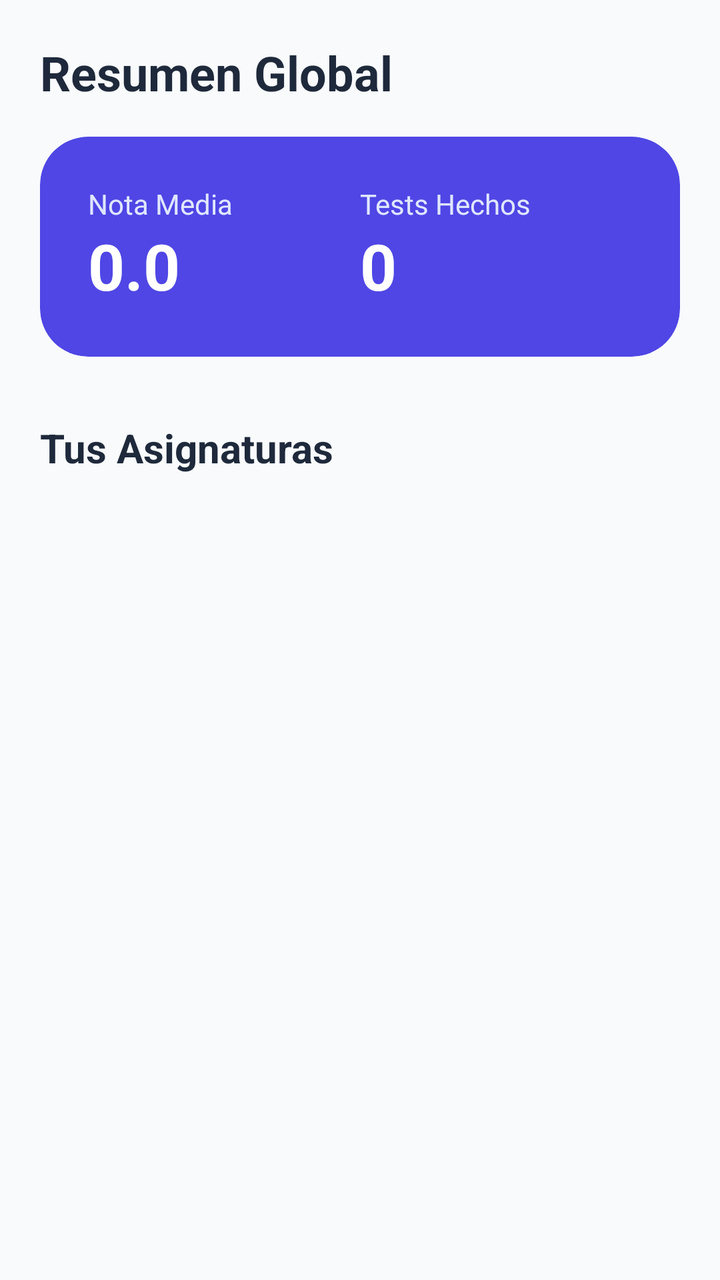
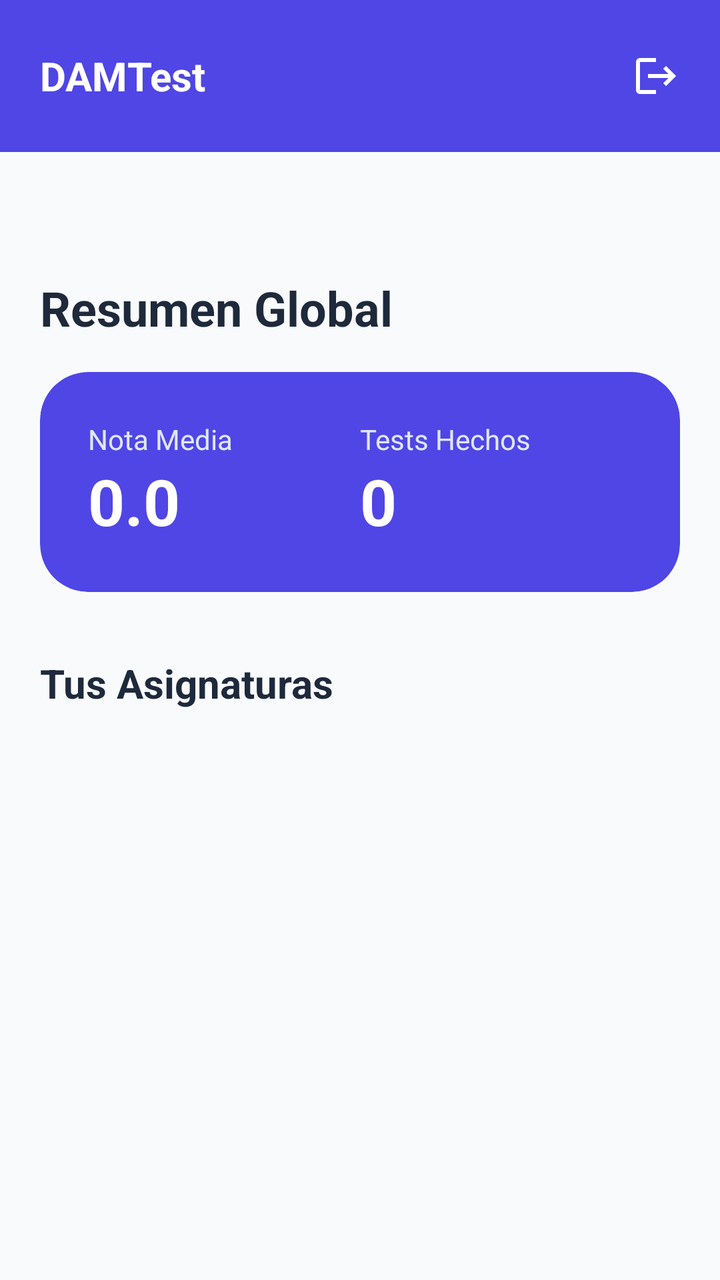

Screens rendered from an Android XML layout before and after an edit, with the pre-edit source and the edit as a unified diff.
<!-- AndroidManifest.xml: activity theme Theme.DamTests -->
<!-- res/layout/activity_main.xml -->
<?xml version="1.0" encoding="utf-8"?>
<androidx.coordinatorlayout.widget.CoordinatorLayout xmlns:android="http://schemas.android.com/apk/res/android"
    xmlns:app="http://schemas.android.com/apk/res-auto"
    android:layout_width="match_parent"
    android:layout_height="match_parent">

    <androidx.core.widget.NestedScrollView
        android:layout_width="match_parent"
        android:layout_height="match_parent">

        <LinearLayout
            android:layout_width="match_parent"
            android:layout_height="wrap_content"
            android:orientation="vertical"
            android:padding="20dp">

            <TextView
                android:layout_width="wrap_content"
                android:layout_height="wrap_content"
                android:text="Resumen Global"
                android:textSize="24sp"
                android:textStyle="bold"
                android:textColor="#1E293B"
                android:layout_marginBottom="16dp"/>

            <com.google.android.material.card.MaterialCardView
                android:layout_width="match_parent"
                android:layout_height="wrap_content"
                app:cardCornerRadius="24dp"
                app:cardElevation="0dp"
                app:cardBackgroundColor="#4F46E5"
                android:layout_marginBottom="32dp">

                <LinearLayout
                    android:layout_width="match_parent"
                    android:layout_height="wrap_content"
                    android:orientation="horizontal"
                    android:padding="24dp"
                    android:weightSum="2">

                    <LinearLayout
                        android:layout_width="0dp"
                        android:layout_height="wrap_content"
                        android:layout_weight="1"
                        android:orientation="vertical">
                        <TextView
                            android:layout_width="wrap_content"
                            android:layout_height="wrap_content"
                            android:text="Nota Media"
                            android:textColor="#E0E7FF"
                            android:textSize="14sp" />
                        <TextView
                            android:id="@+id/tvAvgScore"
                            android:layout_width="wrap_content"
                            android:layout_height="wrap_content"
                            android:text="0.0"
                            android:textColor="#FFFFFF"
                            android:textSize="32sp"
                            android:textStyle="bold" />
                    </LinearLayout>

                    <LinearLayout
                        android:layout_width="0dp"
                        android:layout_height="wrap_content"
                        android:layout_weight="1"
                        android:orientation="vertical">
                        <TextView
                            android:layout_width="wrap_content"
                            android:layout_height="wrap_content"
                            android:text="Tests Hechos"
                            android:textColor="#E0E7FF"
                            android:textSize="14sp" />
                        <TextView
                            android:id="@+id/tvTotalTests"
                            android:layout_width="wrap_content"
                            android:layout_height="wrap_content"
                            android:text="0"
                            android:textColor="#FFFFFF"
                            android:textSize="32sp"
                            android:textStyle="bold" />
                    </LinearLayout>
                </LinearLayout>
            </com.google.android.material.card.MaterialCardView>

            <TextView
                android:layout_width="wrap_content"
                android:layout_height="wrap_content"
                android:text="Tus Asignaturas"
                android:textSize="20sp"
                android:textStyle="bold"
                android:textColor="#1E293B"
                android:layout_marginBottom="16dp"/>

            <androidx.recyclerview.widget.RecyclerView
                android:id="@+id/rvSubjects"
                android:layout_width="match_parent"
                android:layout_height="wrap_content"
                android:nestedScrollingEnabled="false" />

        </LinearLayout>
    </androidx.core.widget.NestedScrollView>
</androidx.coordinatorlayout.widget.CoordinatorLayout>
<!-- resources referenced by this layout -->
<resources>
  <style name="Theme.DamTests" parent="Theme.MaterialComponents.DayNight.NoActionBar">
          <item name="colorPrimary">#4F46E5</item>
          <item name="colorPrimaryVariant">#3730A3</item>
          <item name="colorOnPrimary">#FFFFFF</item>
          <item name="colorSecondary">#10B981</item>
          <item name="colorSecondaryVariant">#059669</item>
          <item name="colorOnSecondary">#FFFFFF</item>
  
          <item name="android:windowBackground">#F8FAFC</item>
          <item name="colorSurface">#FFFFFF</item>
          <item name="colorOnSurface">#1E293B</item>
  
          <item name="windowActionBar">false</item>
          <item name="windowNoTitle">true</item>
          <item name="android:statusBarColor">#4F46E5</item>
          <item name="android:windowLightStatusBar">false</item>
          <item name="android:fitsSystemWindows">true</item>
      </style>
</resources>

<!-- the commit's change to res/layout/activity_main.xml (unified diff, before → after) -->
@@ -1,8 +1,40 @@
 <?xml version="1.0" encoding="utf-8"?>
-<androidx.coordinatorlayout.widget.CoordinatorLayout xmlns:android="http://schemas.android.com/apk/res/android"
+<LinearLayout xmlns:android="http://schemas.android.com/apk/res/android"
     xmlns:app="http://schemas.android.com/apk/res-auto"
     android:layout_width="match_parent"
-    android:layout_height="match_parent">
+    android:layout_height="match_parent"
+    android:orientation="vertical">
+
+    
+    <LinearLayout
+        android:layout_width="match_parent"
+        android:layout_height="wrap_content"
+        android:orientation="horizontal"
+        android:background="@color/colorPrimary"
+        android:gravity="center_vertical"
+        android:paddingStart="20dp"
+        android:paddingEnd="8dp"
+        android:paddingTop="14dp"
+        android:paddingBottom="14dp">
+
+        <TextView
+            android:layout_width="0dp"
+            android:layout_height="wrap_content"
+            android:layout_weight="1"
+            android:text="DAMTest"
+            android:textColor="#FFFFFF"
+            android:textSize="20sp"
+            android:textStyle="bold" />
+
+        <ImageButton
+            android:id="@+id/btnLogout"
+            android:layout_width="48dp"
+            android:layout_height="48dp"
+            android:src="@drawable/ic_logout"
+            android:background="?attr/selectableItemBackgroundBorderless"
+            android:contentDescription="@string/logout_title"
+            app:tint="#FFFFFF" />
+    </LinearLayout>
 
     <androidx.core.widget.NestedScrollView
         android:layout_width="match_parent"
@@ -13,6 +45,17 @@
             android:layout_height="wrap_content"
             android:orientation="vertical"
             android:padding="20dp">
+
+            
+            <TextView
+                android:id="@+id/tvWelcome"
+                android:layout_width="wrap_content"
+                android:layout_height="wrap_content"
+                android:text=""
+                android:textSize="16sp"
+                android:textColor="#64748B"
+                android:layout_marginTop="16dp"
+                android:layout_marginBottom="4dp"/>
 
             <TextView
                 android:layout_width="wrap_content"
@@ -99,4 +142,4 @@
 
         </LinearLayout>
     </androidx.core.widget.NestedScrollView>
-</androidx.coordinatorlayout.widget.CoordinatorLayout>
+</LinearLayout>
<!-- resource entries referenced after the edit -->
@@ -1,5 +1,18 @@
 <!-- resources referenced by this layout -->
 <resources>
+  <color name="colorPrimary">#4F46E5</color>
+  <!-- drawable ic_logout (drawable) -->
+  <vector xmlns:android="http://schemas.android.com/apk/res/android"
+      android:width="24dp"
+      android:height="24dp"
+      android:viewportWidth="24"
+      android:viewportHeight="24"
+      android:tint="#FFFFFF">
+    <path
+        android:fillColor="#000000"
+        android:pathData="M17,7l-1.41,1.41L18.17,11H8v2h10.17l-2.58,2.58L17,17l5,-5zM4,5h8V3H4c-1.1,0 -2,0.9 -2,2v14c0,1.1 0.9,2 2,2h8v-2H4V5z"/>
+  </vector>
+  <string name="logout_title">Cerrar sesión</string>
   <style name="Theme.DamTests" parent="Theme.MaterialComponents.DayNight.NoActionBar">
           <item name="colorPrimary">#4F46E5</item>
           <item name="colorPrimaryVariant">#3730A3</item>
